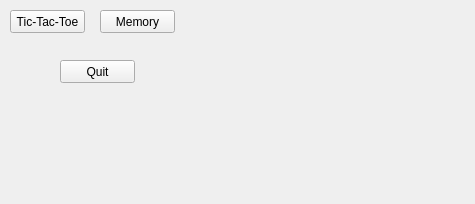
Qt form GamesApp/GamePicker.ui (NoahMcKearney/Software-Team-Project) before a commit.
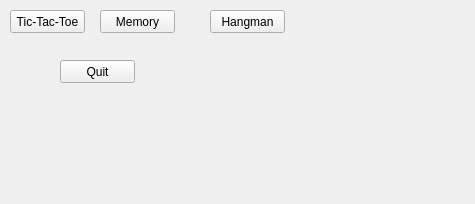
The same form after that commit.

Commit message: Connected hangman form to main form

Diff of the .ui file:
```diff
--- a/GamesApp/GamePicker.ui
+++ b/GamesApp/GamePicker.ui
@@ -65,6 +65,19 @@
     <string>Quit</string>
    </property>
   </widget>
+  <widget class="QPushButton" name="hangmanButton">
+   <property name="geometry">
+    <rect>
+     <x>210</x>
+     <y>10</y>
+     <width>75</width>
+     <height>23</height>
+    </rect>
+   </property>
+   <property name="text">
+    <string>Hangman</string>
+   </property>
+  </widget>
  </widget>
  <layoutdefault spacing="6" margin="11"/>
  <resources>
```
The commit also changes 4 other files.
